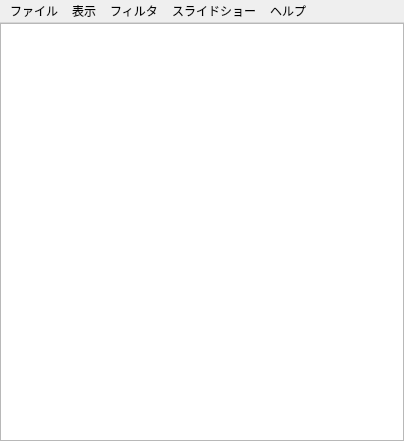
Before: the Qt Designer form mainwindow.ui in muranoya/BookReader, drawn with Qt 5.
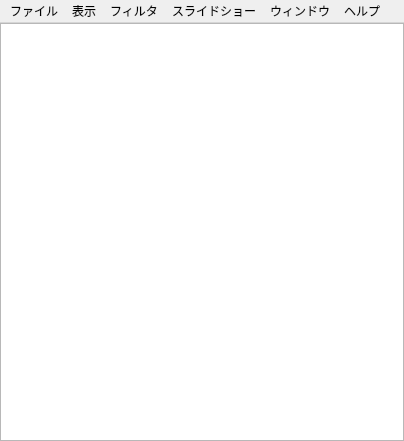
After: the same form once the commit is applied.

Diff of the .ui file:
```diff
--- a/mainwindow.ui
+++ b/mainwindow.ui
@@ -87,10 +87,17 @@
     <addaction name="menu_Slideshow_Slideshow"/>
     <addaction name="menu_Slideshow_Settings"/>
    </widget>
+   <widget class="QMenu" name="menu_Window">
+    <property name="title">
+     <string>ウィンドウ</string>
+    </property>
+    <addaction name="menu_Window_List"/>
+   </widget>
    <addaction name="menu_File"/>
    <addaction name="menu_View"/>
    <addaction name="menu_Filter"/>
    <addaction name="menu_Slideshow"/>
+   <addaction name="menu_Window"/>
    <addaction name="menu_Help"/>
   </widget>
   <action name="menu_File_Open">
```
Left out of the diff: 26 changed lines with no effect on the pictures.
